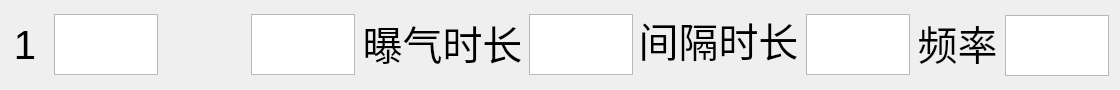
The window that Hqsw/fercaseform.ui (hqtecheptech/MagicPill) describes before a commit, drawn with Qt 5.
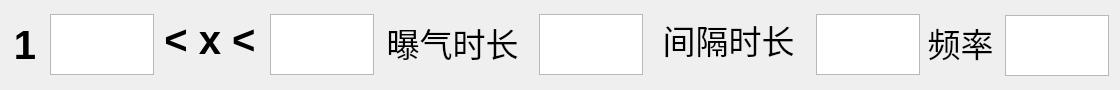
The same window after the commit.

Patch:
```diff
--- a/Hqsw/fercaseform.ui
+++ b/Hqsw/fercaseform.ui
@@ -16,7 +16,7 @@
   <widget class="QLabel" name="ae_label">
    <property name="geometry">
     <rect>
-     <x>362</x>
+     <x>372</x>
      <y>17</y>
      <width>161</width>
      <height>51</height>
@@ -24,7 +24,7 @@
    </property>
    <property name="font">
     <font>
-     <pointsize>30</pointsize>
+     <pointsize>25</pointsize>
     </font>
    </property>
    <property name="text">
@@ -46,6 +46,8 @@
    <property name="font">
     <font>
      <pointsize>30</pointsize>
+     <weight>75</weight>
+     <bold>true</bold>
     </font>
    </property>
    <property name="text">
@@ -58,7 +60,7 @@
   <widget class="QTextEdit" name="low_tmp_text_edit">
    <property name="geometry">
     <rect>
-     <x>54</x>
+     <x>50</x>
      <y>14</y>
      <width>104</width>
      <height>61</height>
@@ -76,7 +78,7 @@
   <widget class="QTextEdit" name="ae_text_edit">
    <property name="geometry">
     <rect>
-     <x>529</x>
+     <x>539</x>
      <y>14</y>
      <width>104</width>
      <height>61</height>
@@ -94,7 +96,7 @@
   <widget class="QTextEdit" name="high_tmp_text_edit">
    <property name="geometry">
     <rect>
-     <x>251</x>
+     <x>270</x>
      <y>14</y>
      <width>104</width>
      <height>61</height>
@@ -112,7 +114,7 @@
   <widget class="QLabel" name="sta_label">
    <property name="geometry">
     <rect>
-     <x>638</x>
+     <x>648</x>
      <y>14</y>
      <width>161</width>
      <height>51</height>
@@ -120,7 +122,7 @@
    </property>
    <property name="font">
     <font>
-     <pointsize>30</pointsize>
+     <pointsize>25</pointsize>
     </font>
    </property>
    <property name="text">
@@ -133,7 +135,7 @@
   <widget class="QTextEdit" name="sta_text_edit">
    <property name="geometry">
     <rect>
-     <x>806</x>
+     <x>816</x>
      <y>14</y>
      <width>104</width>
      <height>61</height>
@@ -153,17 +155,19 @@
     <rect>
      <x>160</x>
      <y>10</y>
-     <width>90</width>
+     <width>100</width>
      <height>61</height>
     </rect>
    </property>
    <property name="font">
     <font>
      <pointsize>30</pointsize>
+     <weight>75</weight>
+     <bold>true</bold>
     </font>
    </property>
    <property name="text">
-    <string>&lt;x&lt;</string>
+    <string>&lt; x &lt;</string>
    </property>
    <property name="alignment">
     <set>Qt::AlignCenter</set>
@@ -172,7 +176,7 @@
   <widget class="QLabel" name="sta_label_2">
    <property name="geometry">
     <rect>
-     <x>917</x>
+     <x>920</x>
      <y>17</y>
      <width>81</width>
      <height>51</height>
@@ -180,7 +184,7 @@
    </property>
    <property name="font">
     <font>
-     <pointsize>30</pointsize>
+     <pointsize>25</pointsize>
     </font>
    </property>
    <property name="text">
```
